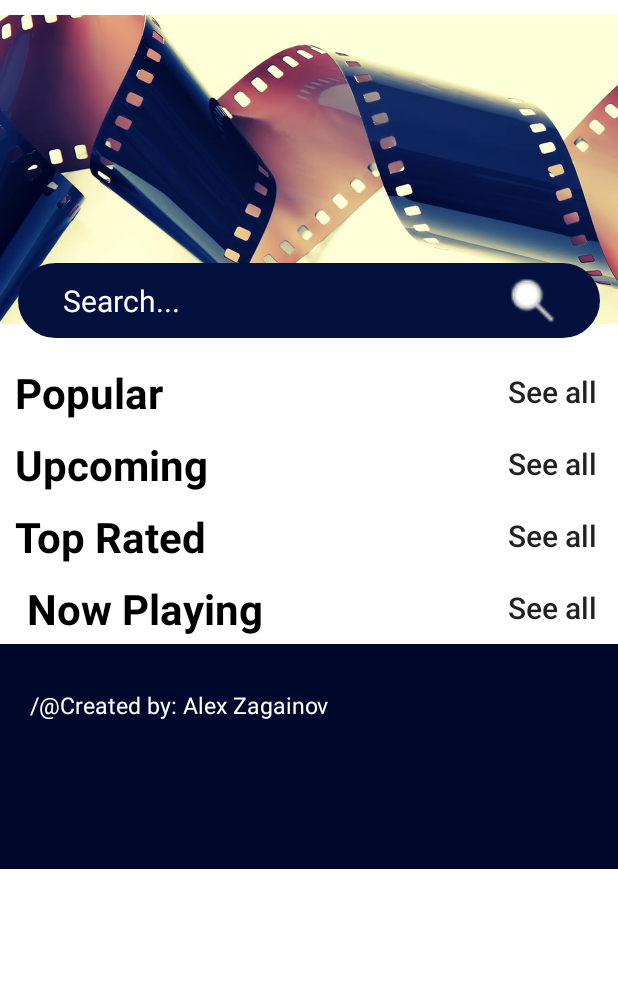
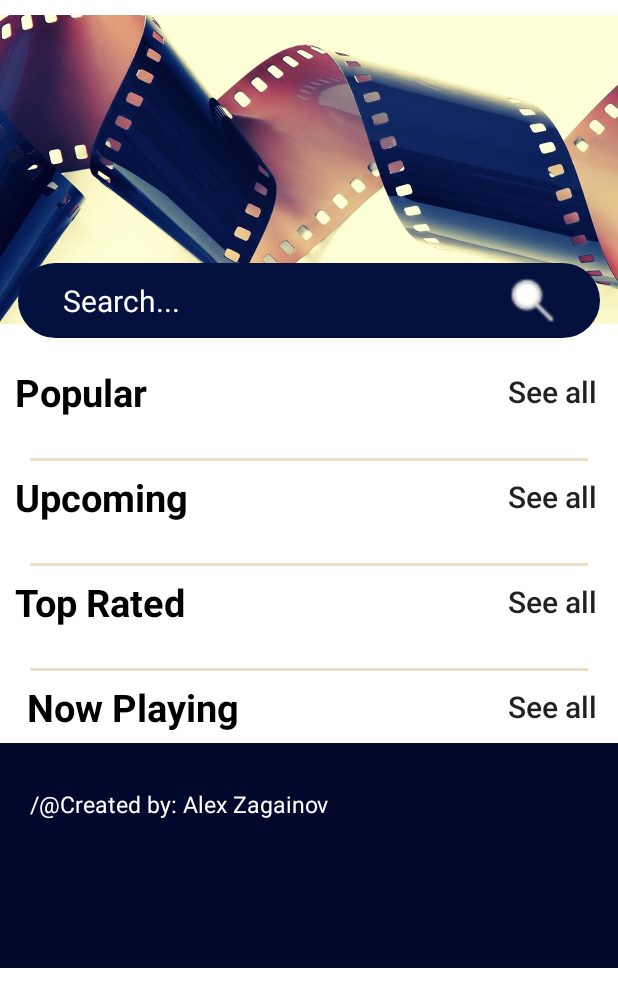
Before and after one commit to alexzagainov/MovieApp, an Android app: the screen it shows after launch (MainActivity), on a phone screen of 412 x 824 dp. Shown: the top 1007 px of the screen. Run offline under Robolectric (Android 15) with nearby library versions, the phone set to English and light mode, and no system bars.

```diff
--- a/app/src/main/java/com/projectapps/movieapp/LottieStart.java
+++ b/app/src/main/java/com/projectapps/movieapp/views/LottieStart.java
@@ -1,4 +1,4 @@
-package com.projectapps.movieapp;
+package com.projectapps.movieapp.views;
 
 import androidx.appcompat.app.AppCompatActivity;
 
@@ -7,6 +7,8 @@ import android.os.Bundle;
 import android.os.Handler;
 
 import com.airbnb.lottie.LottieAnimationView;
+import com.projectapps.movieapp.MainActivity;
+import com.projectapps.movieapp.R;
 
 public class LottieStart extends AppCompatActivity {
 
@@ -19,7 +21,7 @@ public class LottieStart extends AppCompatActivity {
         new Handler().postDelayed(new Runnable() {
             @Override
             public void run() {
-                Intent i = new Intent(getApplicationContext(),MainActivity.class);
+                Intent i = new Intent(getApplicationContext(), MainActivity.class);
                 startActivity(i);
             }
         },2000);
--- a/app/src/main/res/layout/activity_lottie_start.xml
+++ b/app/src/main/res/layout/activity_lottie_start.xml
@@ -4,7 +4,7 @@
     xmlns:tools="http://schemas.android.com/tools"
     android:layout_width="match_parent"
     android:layout_height="match_parent"
-    tools:context=".LottieStart">
+    tools:context=".views.LottieStart">
 
 
     <com.airbnb.lottie.LottieAnimationView
--- a/app/src/main/res/layout/activity_main.xml
+++ b/app/src/main/res/layout/activity_main.xml
@@ -16,7 +16,6 @@
         tools:context=".MainActivity">
 
 
-
         <ImageView
             android:id="@+id/main_welcome_image"
             android:layout_width="match_parent"
@@ -24,13 +23,12 @@
             app:layout_constraintStart_toStartOf="parent"
             app:layout_constraintTop_toTopOf="parent"></ImageView>
 
-
         <EditText
             android:id="@+id/searchBar"
             android:layout_width="match_parent"
             android:layout_height="50dp"
+            android:layout_marginLeft="12dp"
             android:layout_marginRight="12dp"
-            android:layout_marginLeft="12dp"
             android:background="@drawable/search_edittext_bg"
             android:hint="Search..."
             android:inputType="text"
@@ -73,7 +71,7 @@
                 android:paddingLeft="10dp"
                 android:text="Popular"
                 android:textColor="@color/black"
-                android:textSize="28dp"
+                android:textSize="25dp"
                 android:textStyle="bold"
                 app:layout_constraintBottom_toBottomOf="parent"
                 app:layout_constraintStart_toStartOf="parent"
@@ -85,8 +83,8 @@
                 android:layout_height="wrap_content"
                 android:background="@android:color/transparent"
                 android:text="See all"
+                android:textAllCaps="false"
                 android:textSize="20dp"
-                android:textAllCaps="false"
                 app:layout_constraintBottom_toBottomOf="parent"
                 app:layout_constraintEnd_toEndOf="parent"></Button>
 
@@ -105,7 +103,7 @@
             android:layout_width="match_parent"
             android:layout_height="wrap_content"
             app:layout_constraintStart_toStartOf="parent"
-            app:layout_constraintTop_toBottomOf="@+id/popularRecyclerView">
+            app:layout_constraintTop_toBottomOf="@+id/popularYellowLine">
 
             <TextView
                 android:id="@+id/textUpcoming"
@@ -114,7 +112,7 @@
                 android:paddingLeft="10dp"
                 android:text="Upcoming"
                 android:textColor="@color/black"
-                android:textSize="28dp"
+                android:textSize="25dp"
                 android:textStyle="bold"
                 app:layout_constraintBottom_toBottomOf="parent"
                 app:layout_constraintStart_toStartOf="parent"
@@ -126,8 +124,8 @@
                 android:layout_height="wrap_content"
                 android:background="@android:color/transparent"
                 android:text="See all"
+                android:textAllCaps="false"
                 android:textSize="20dp"
-                android:textAllCaps="false"
                 app:layout_constraintBottom_toBottomOf="parent"
                 app:layout_constraintEnd_toEndOf="parent">
 
@@ -147,7 +145,7 @@
             android:layout_width="match_parent"
             android:layout_height="wrap_content"
             app:layout_constraintStart_toStartOf="parent"
-            app:layout_constraintTop_toBottomOf="@+id/upcomingRecyclerView">
+            app:layout_constraintTop_toBottomOf="@+id/upcomingYellowLine">
 
             <TextView
                 android:id="@+id/topRated"
@@ -156,7 +154,7 @@
                 android:paddingLeft="10dp"
                 android:text="Top Rated"
                 android:textColor="@color/black"
-                android:textSize="28dp"
+                android:textSize="25dp"
                 android:textStyle="bold"
                 app:layout_constraintBottom_toBottomOf="parent"
                 app:layout_constraintStart_toStartOf="parent"
@@ -168,8 +166,8 @@
                 android:layout_height="wrap_content"
                 android:background="@android:color/transparent"
                 android:text="See all"
+                android:textAllCaps="false"
                 android:textSize="20dp"
-                android:textAllCaps="false"
                 app:layout_constraintBottom_toBottomOf="parent"
                 app:layout_constraintEnd_toEndOf="parent">
 
@@ -193,7 +191,7 @@
             android:layout_height="wrap_content"
             android:layout_marginStart="8dp"
             app:layout_constraintStart_toStartOf="parent"
-            app:layout_constraintTop_toBottomOf="@+id/topRatedRecyclerView">
+            app:layout_constraintTop_toBottomOf="@+id/topRatedYellowLine">
 
             <TextView
                 android:id="@+id/nowPlaying"
@@ -202,7 +200,7 @@
                 android:paddingLeft="10dp"
                 android:text="Now Playing"
                 android:textColor="@color/black"
-                android:textSize="28dp"
+                android:textSize="25dp"
                 android:textStyle="bold"
                 app:layout_constraintBottom_toBottomOf="parent"
                 app:layout_constraintStart_toStartOf="parent"
@@ -214,8 +212,8 @@
                 android:layout_height="wrap_content"
                 android:background="@android:color/transparent"
                 android:text="See all"
+                android:textAllCaps="false"
                 android:textSize="20dp"
-                android:textAllCaps="false"
                 app:layout_constraintBottom_toBottomOf="parent"
                 app:layout_constraintEnd_toEndOf="parent"></Button>
         </androidx.constraintlayout.widget.ConstraintLayout>
@@ -224,24 +222,68 @@
             android:id="@+id/nowPlayingRecyclerView"
             android:layout_width="match_parent"
             android:layout_height="wrap_content"
-            app:layout_constraintTop_toBottomOf="@id/linearNowPlayingLayout">
-        </androidx.recyclerview.widget.RecyclerView>
+            app:layout_constraintTop_toBottomOf="@id/linearNowPlayingLayout"></androidx.recyclerview.widget.RecyclerView>
 
         <androidx.appcompat.widget.LinearLayoutCompat
             android:layout_width="match_parent"
             android:layout_height="150dp"
-            app:layout_constraintTop_toBottomOf="@id/nowPlayingRecyclerView"
-            android:background="#00092B">
+            android:background="#00092B"
+            app:layout_constraintTop_toBottomOf="@id/nowPlayingRecyclerView">
 
             <TextView
-                android:layout_marginTop="30dp"
                 android:layout_width="wrap_content"
                 android:layout_height="wrap_content"
+                android:layout_marginTop="30dp"
+                android:paddingLeft="20dp"
                 android:text="/@Created by: Alex Zagainov"
-                android:textSize="15dp"
-                android:paddingLeft="20dp"
-                android:textColor="@color/white"></TextView>
+                android:textColor="@color/white"
+                android:textSize="15dp"></TextView>
         </androidx.appcompat.widget.LinearLayoutCompat>
+
+        <ImageView
+            android:id="@+id/popularYellowLine"
+            android:layout_width="match_parent"
+            android:layout_height="wrap_content"
+            android:layout_marginLeft="20dp"
+            android:layout_marginRight="20dp"
+            android:layout_marginTop="20dp"
+            android:layout_marginBottom="30dp"
+            android:background="@drawable/yellowline"
+            app:layout_constraintEnd_toEndOf="parent"
+            app:layout_constraintStart_toStartOf="parent"
+            app:layout_constraintTop_toBottomOf="@id/popularRecyclerView"></ImageView>
+
+        <ImageView
+            android:id="@+id/upcomingYellowLine"
+            android:layout_width="match_parent"
+            android:layout_height="wrap_content"
+            android:layout_marginLeft="20dp"
+            android:layout_marginRight="20dp"
+            android:layout_marginTop="20dp"
+            android:layout_marginBottom="30dp"
+            android:background="@drawable/yellowline"
+            app:layout_constraintEnd_toEndOf="parent"
+            app:layout_constraintStart_toStartOf="parent"
+            app:layout_constraintTop_toBottomOf="@id/upcomingRecyclerView"></ImageView>
+
+        <ImageView
+            android:id="@+id/topRatedYellowLine"
+            android:layout_width="match_parent"
+            android:layout_height="wrap_content"
+            android:layout_marginLeft="20dp"
+            android:layout_marginRight="20dp"
+            android:layout_marginTop="20dp"
+            android:layout_marginBottom="30dp"
+            android:background="@drawable/yellowline"
+            app:layout_constraintEnd_toEndOf="parent"
+            app:layout_constraintStart_toStartOf="parent"
+            app:layout_constraintTop_toBottomOf="@id/topRatedRecyclerView"></ImageView>
+
+
+        <androidx.constraintlayout.widget.Barrier
+            android:layout_width="wrap_content"
+            android:layout_height="wrap_content"
+            app:barrierDirection="top" />
 
 
     </androidx.constraintlayout.widget.ConstraintLayout>
```
Also changed, not shown: app/src/main/AndroidManifest.xml (+5 -4 lines), app/src/main/java/com/projectapps/movieapp/CategoryListAdapter.java (+21 -5 lines), app/src/main/java/com/projectapps/movieapp/MainActivity.java (+12 -0 lines), app/src/main/java/com/projectapps/movieapp/MainMovieListAdapter.java (+27 -19 lines), app/src/main/java/com/projectapps/movieapp/models/MovieModel.java (+6 -16 lines), app/src/main/java/com/projectapps/movieapp/views/CategoryMoviesList.java (+15 -3 lines), app/src/main/java/com/projectapps/movieapp/views/MovieDetails.java (added, +64 -0 lines), app/src/main/res/drawable/overview_bg.xml (added, +8 -0 lines), app/src/main/res/layout/activity_movie_details.xml (added, +101 -0 lines), app/src/main/res/drawable/star.png (added), app/src/main/res/drawable/yellowline.png (added).
